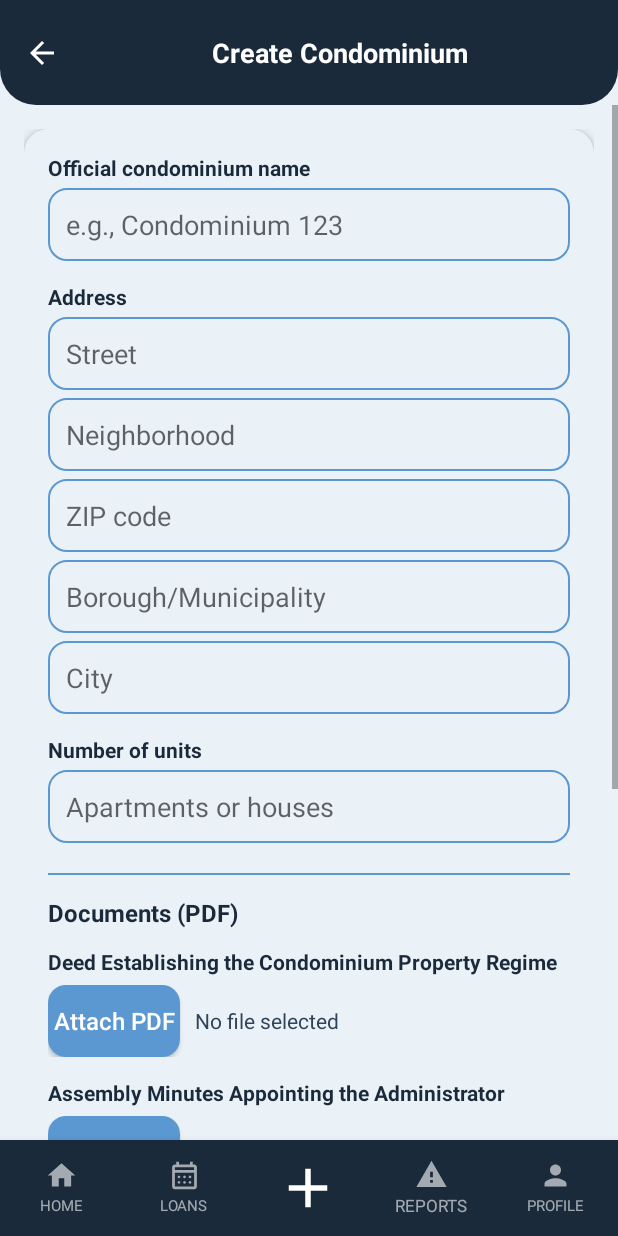
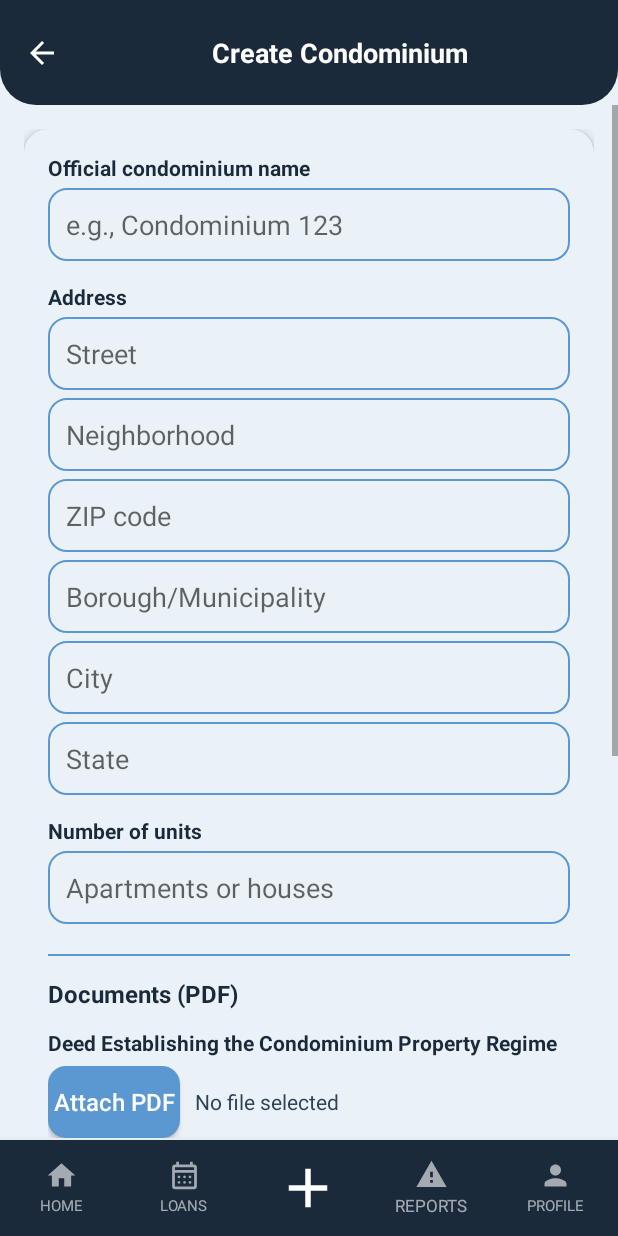
Before and after one commit to Amaro-hub34/YipShare, an Android app: the RegistrarCondominioActivity screen opened directly, with no data from a screen before it, on a phone screen of 412 x 824 dp. Run offline under Robolectric (Android 15) with nearby library versions, the phone set to English and light mode, and no system bars.

Commit message:
Add state field to condominium registration and update related components

```diff
--- a/app/src/main/java/com/startupidea/yipshare/RegistrarCondominioActivity.java
+++ b/app/src/main/java/com/startupidea/yipshare/RegistrarCondominioActivity.java
@@ -62,6 +62,7 @@ public class RegistrarCondominioActivity extends AppCompatActivity {
     private EditText zipCodeField;
     private EditText municipalityField;
     private EditText cityField;
+    private EditText stateField;
     private EditText unitsField;
     private int pendingDocument;
 
@@ -78,6 +79,7 @@ public class RegistrarCondominioActivity extends AppCompatActivity {
         zipCodeField = findViewById(R.id.et_direccion_condominio3);
         municipalityField = findViewById(R.id.et_direccion_condominio4);
         cityField = findViewById(R.id.et_direccion_condominio5);
+        stateField = findViewById(R.id.et_estado_condominio);
         unitsField = findViewById(R.id.et_cantidad_unidades);
 
         for (int index = 0; index < DOCUMENT_FIELDS.length; index++) {
@@ -189,6 +191,7 @@ public class RegistrarCondominioActivity extends AppCompatActivity {
                 zipCodeField.getText().toString().trim(),
                 municipalityField.getText().toString().trim(),
                 cityField.getText().toString().trim(),
+                stateField.getText().toString().trim(),
                 units.isEmpty() ? 0 : Integer.parseInt(units),
                 documents[0],
                 documents[1],
@@ -203,6 +206,7 @@ public class RegistrarCondominioActivity extends AppCompatActivity {
             }
         }
         showInputError(fields, CondominiumField.UNITS, unitsField, requiredMessage);
+        showInputError(fields, CondominiumField.STATE, stateField, requiredMessage);
         showInputError(fields, CondominiumField.CITY, cityField, requiredMessage);
         showInputError(fields, CondominiumField.MUNICIPALITY, municipalityField, requiredMessage);
         showInputError(fields, CondominiumField.ZIP_CODE, zipCodeField, getString(R.string.error_cp_formato));
--- a/app/src/main/java/com/startupidea/yipshare/animation_yipshare/LoadingOverlay.java
+++ b/app/src/main/java/com/startupidea/yipshare/animation_yipshare/LoadingOverlay.java
@@ -18,7 +18,6 @@ import com.startupidea.yipshare.R;
 public class LoadingOverlay {
 
     private static final long TURN_DURATION_MS = 1000;
-    // Actions hit local SQLite and finish instantly, so the overlay stays up this long to be seen.
     private static final long MIN_SHOW_MS = 800;
 
     private final Dialog dialog;
--- a/app/src/main/java/com/startupidea/yipshare/condominium/CondominiumField.java
+++ b/app/src/main/java/com/startupidea/yipshare/condominium/CondominiumField.java
@@ -7,6 +7,7 @@ public enum CondominiumField {
     ZIP_CODE,
     MUNICIPALITY,
     CITY,
+    STATE,
     UNITS,
     DEED,
     MINUTES,
--- a/app/src/main/java/com/startupidea/yipshare/condominium/CondominiumService.java
+++ b/app/src/main/java/com/startupidea/yipshare/condominium/CondominiumService.java
@@ -26,6 +26,7 @@ public class CondominiumService {
         if (!ZIP_CODE.matcher(payload.getZipCode()).matches()) invalidFields.add(CondominiumField.ZIP_CODE);
         if (payload.getMunicipality().trim().isEmpty()) invalidFields.add(CondominiumField.MUNICIPALITY);
         if (payload.getCity().trim().isEmpty()) invalidFields.add(CondominiumField.CITY);
+        if (payload.getState().trim().isEmpty()) invalidFields.add(CondominiumField.STATE);
         if (payload.getUnits() <= 0) invalidFields.add(CondominiumField.UNITS);
         if (payload.getDeedUri() == null) invalidFields.add(CondominiumField.DEED);
         if (payload.getMinutesUri() == null) invalidFields.add(CondominiumField.MINUTES);
--- a/app/src/main/java/com/startupidea/yipshare/condominium/SqliteCondominiumRepository.java
+++ b/app/src/main/java/com/startupidea/yipshare/condominium/SqliteCondominiumRepository.java
@@ -109,8 +109,8 @@ public class SqliteCondominiumRepository implements CondominiumRepository {
 
     private static final String insertDemoCondominium
             = "INSERT INTO condominiums (condominium_id, short_code, user_id, name, street, neighborhood, postal_code,"
-            + " municipality, city, digital_state, approved_at, approved_by)"
-            + " VALUES (?, ?, ?, ?, 'Av. Demo 100', 'Centro', '06000', 'Cuauhtémoc', 'CDMX', 'approved', datetime('now'), ?)";
+            + " municipality, city, state, digital_state, approved_at, approved_by)"
+            + " VALUES (?, ?, ?, ?, 'Av. Demo 100', 'Centro', '06000', 'Cuauhtémoc', 'CDMX', 'CDMX', 'approved', datetime('now'), ?)";
 
     private final DatabaseDriver databaseDriver;
     private final Context context;
@@ -139,6 +139,7 @@ public class SqliteCondominiumRepository implements CondominiumRepository {
                 condominium.put("postal_code", payload.getZipCode());
                 condominium.put("municipality", payload.getMunicipality());
                 condominium.put("city", payload.getCity());
+                condominium.put("state", payload.getState());
                 condominium.put("digital_state", "pending");
                 db.insertOrThrow("condominiums", null, condominium);
 
--- a/app/src/main/java/com/startupidea/yipshare/database/DatabaseDriver.java
+++ b/app/src/main/java/com/startupidea/yipshare/database/DatabaseDriver.java
@@ -16,7 +16,7 @@ import java.util.List;
 public class DatabaseDriver extends SQLiteOpenHelper {
 
     private static final String DATABASE_NAME = "yipshare.db";
-    private static final int DATABASE_VERSION = 7;
+    private static final int DATABASE_VERSION = 8;
     private static final String SCHEMA_FILE = "schema.sql";
 
     private static final String getAllTables
@@ -44,7 +44,6 @@ public class DatabaseDriver extends SQLiteOpenHelper {
 
     @Override
     public void onUpgrade(SQLiteDatabase db, int oldVersion, int newVersion) {
-        // Newest tables first: children go before the parents they reference, so foreign keys never fail.
         List<String> tables = new ArrayList<>();
         try (Cursor cursor = db.rawQuery(getAllTables, null)) {
             while (cursor.moveToNext()) tables.add(cursor.getString(0));
--- a/app/src/main/java/com/startupidea/yipshare/database/DemoData.java
+++ b/app/src/main/java/com/startupidea/yipshare/database/DemoData.java
@@ -11,7 +11,6 @@ public final class DemoData {
     public static final String JORGE = "demo_jorge";
     public static final String GLOBAL_ADMIN = "demo_global_admin";
 
-    // An unusable password hash, so nobody can log in as a demo neighbor.
     private static final String insertDemoUser
             = "INSERT OR IGNORE INTO users"
             + " (user_id, username, password_hash, name, paternal_surname, phone_number, computed_rating, state)"
--- a/app/src/main/java/com/startupidea/yipshare/feedback/Report.java
+++ b/app/src/main/java/com/startupidea/yipshare/feedback/Report.java
@@ -1,6 +1,5 @@
 package com.startupidea.yipshare.feedback;
 
-// The author is left out on purpose: whoever reports a neighbor stays anonymous to others.
 public final class Report {
 
     private final String text;
--- a/app/src/main/res/layout/activity_registrar_condominio.xml
+++ b/app/src/main/res/layout/activity_registrar_condominio.xml
@@ -158,6 +158,15 @@
                         android:padding="12dp"
                         android:inputType="textMultiLine|textCapSentences"
                         android:hint="@string/rc_ciudad" />
+                    <EditText
+                        android:id="@+id/et_estado_condominio"
+                        android:layout_width="match_parent"
+                        android:layout_height="wrap_content"
+                        android:layout_marginTop="5dp"
+                        android:background="@drawable/bg_input"
+                        android:padding="12dp"
+                        android:inputType="textCapWords"
+                        android:hint="@string/rc_estado" />
 
 
                     <TextView
--- a/app/src/main/res/values/strings.xml
+++ b/app/src/main/res/values/strings.xml
@@ -210,6 +210,7 @@
     <string name="rc_cp">ZIP code</string>
     <string name="rc_municipio">Borough/Municipality</string>
     <string name="rc_ciudad">City</string>
+    <string name="rc_estado">State</string>
     <string name="rc_unidades">Number of units</string>
     <string name="rc_unidades_hint">Apartments or houses</string>
     <string name="rc_documentos">Documents (PDF)</string>
```
Also changed, not shown: app/src/main/java/com/startupidea/yipshare/condominium/CondominiumPayload.java (+7 -0 lines), app/src/main/java/com/startupidea/yipshare/loan/Loan.java (+10 -0 lines), 3 other files.
